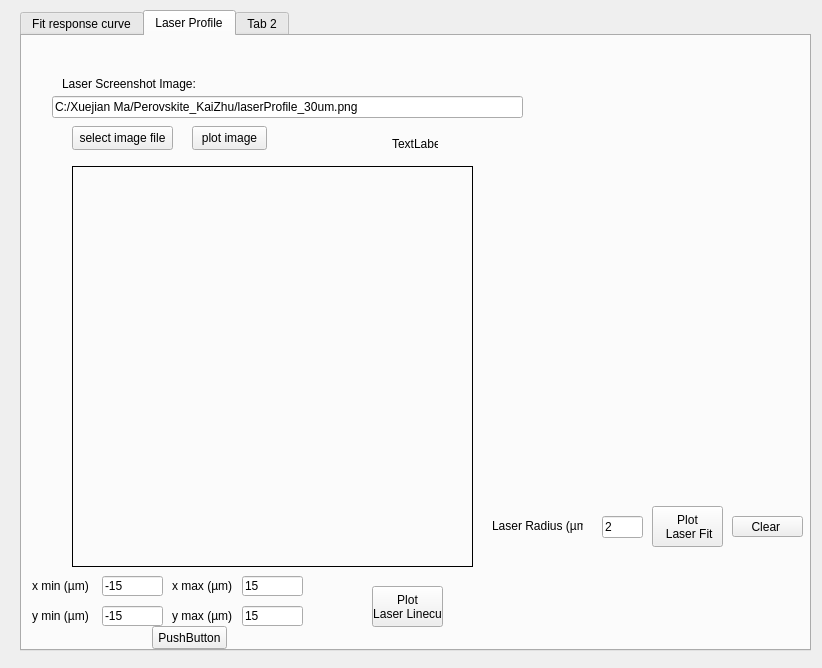
xuejianma/LabTools, file DiffusionAnalysis/form.ui: the form before one commit.
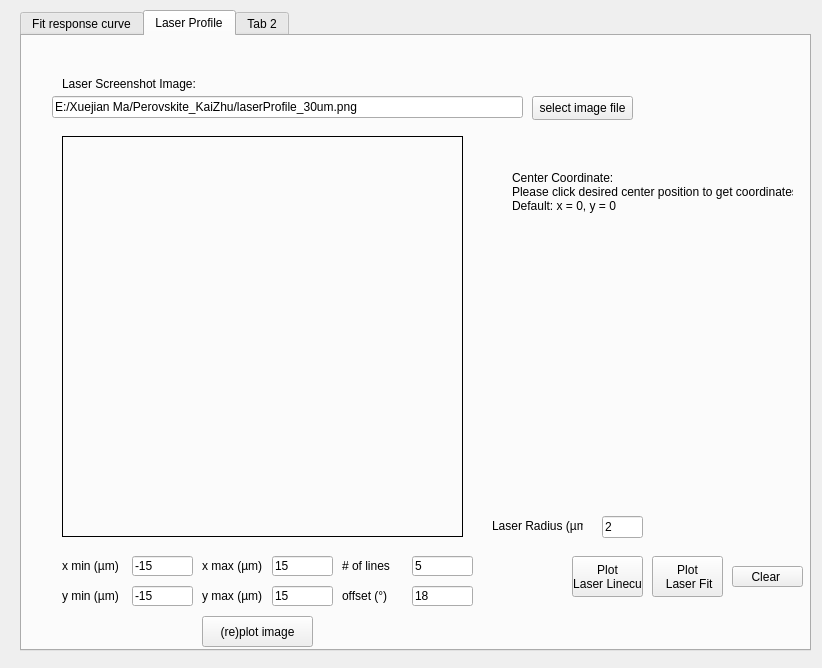
The form after the commit. Icons and pictures are not drawn. Custom widgets are drawn as their Qt base class.

```diff
--- a/DiffusionAnalysis/form.ui
+++ b/DiffusionAnalysis/form.ui
@@ -406,7 +406,7 @@
       </rect>
      </property>
      <property name="text">
-      <string>C:/Xuejian Ma/Perovskite_KaiZhu/laserProfile_30um.png</string>
+      <string>E:/Xuejian Ma/Perovskite_KaiZhu/laserProfile_30um.png</string>
      </property>
      <property name="placeholderText">
       <string>eg: ~/laserSpot.png</string>
@@ -415,8 +415,8 @@
     <widget class="QPushButton" name="pushButton_laserScreenshot">
      <property name="geometry">
       <rect>
-       <x>50</x>
-       <y>90</y>
+       <x>510</x>
+       <y>60</y>
        <width>101</width>
        <height>24</height>
       </rect>
@@ -468,7 +468,7 @@
      <property name="geometry">
       <rect>
        <x>630</x>
-       <y>470</y>
+       <y>520</y>
        <width>71</width>
        <height>41</height>
       </rect>
@@ -482,7 +482,7 @@
      <property name="geometry">
       <rect>
        <x>710</x>
-       <y>480</y>
+       <y>530</y>
        <width>71</width>
        <height>21</height>
       </rect>
@@ -494,34 +494,36 @@
     <widget class="QPushButton" name="pushButton_plotImage">
      <property name="geometry">
       <rect>
-       <x>170</x>
-       <y>90</y>
-       <width>75</width>
-       <height>24</height>
+       <x>180</x>
+       <y>580</y>
+       <width>111</width>
+       <height>31</height>
       </rect>
      </property>
      <property name="text">
-      <string>plot image</string>
+      <string>(re)plot image</string>
      </property>
     </widget>
     <widget class="QLabel" name="label_center">
      <property name="geometry">
       <rect>
-       <x>370</x>
-       <y>100</y>
-       <width>46</width>
-       <height>16</height>
-      </rect>
-     </property>
-     <property name="text">
-      <string>TextLabel</string>
-     </property>
-    </widget>
-    <widget class="LabelDots" name="label_laserScreenshot">
-     <property name="geometry">
-      <rect>
-       <x>50</x>
+       <x>490</x>
        <y>130</y>
+       <width>281</width>
+       <height>51</height>
+      </rect>
+     </property>
+     <property name="text">
+      <string>Center Coordinate:
+Please click desired center position to get coordinates
+Default: x = 0, y = 0</string>
+     </property>
+    </widget>
+    <widget class="LabelDots" name="label_laserScreenshot">
+     <property name="geometry">
+      <rect>
+       <x>40</x>
+       <y>100</y>
        <width>401</width>
        <height>401</height>
       </rect>
@@ -536,8 +538,8 @@
     <widget class="QPushButton" name="pushButton_laserLinecut">
      <property name="geometry">
       <rect>
-       <x>350</x>
-       <y>550</y>
+       <x>550</x>
+       <y>520</y>
        <width>71</width>
        <height>41</height>
       </rect>
@@ -550,8 +552,8 @@
     <widget class="QLabel" name="label_xmin">
      <property name="geometry">
       <rect>
-       <x>10</x>
-       <y>540</y>
+       <x>40</x>
+       <y>520</y>
        <width>61</width>
        <height>20</height>
       </rect>
@@ -563,8 +565,8 @@
     <widget class="QLineEdit" name="lineEdit_xmin">
      <property name="geometry">
       <rect>
-       <x>80</x>
-       <y>540</y>
+       <x>110</x>
+       <y>520</y>
        <width>61</width>
        <height>20</height>
       </rect>
@@ -576,8 +578,8 @@
     <widget class="QLineEdit" name="lineEdit_xmax">
      <property name="geometry">
       <rect>
-       <x>220</x>
-       <y>540</y>
+       <x>250</x>
+       <y>520</y>
        <width>61</width>
        <height>20</height>
       </rect>
@@ -589,8 +591,8 @@
     <widget class="QLabel" name="label_xmax">
      <property name="geometry">
       <rect>
-       <x>150</x>
-       <y>540</y>
+       <x>180</x>
+       <y>520</y>
        <width>61</width>
        <height>20</height>
       </rect>
@@ -602,8 +604,8 @@
     <widget class="QLabel" name="label_ymax">
      <property name="geometry">
       <rect>
-       <x>150</x>
-       <y>570</y>
+       <x>180</x>
+       <y>550</y>
        <width>61</width>
        <height>20</height>
       </rect>
@@ -615,8 +617,8 @@
     <widget class="QLineEdit" name="lineEdit_ymin">
      <property name="geometry">
       <rect>
-       <x>80</x>
-       <y>570</y>
+       <x>110</x>
+       <y>550</y>
        <width>61</width>
        <height>20</height>
       </rect>
@@ -628,8 +630,8 @@
     <widget class="QLineEdit" name="lineEdit_ymax">
      <property name="geometry">
       <rect>
-       <x>220</x>
-       <y>570</y>
+       <x>250</x>
+       <y>550</y>
        <width>61</width>
        <height>20</height>
       </rect>
@@ -641,8 +643,8 @@
     <widget class="QLabel" name="label_ymin">
      <property name="geometry">
       <rect>
-       <x>10</x>
-       <y>570</y>
+       <x>40</x>
+       <y>550</y>
        <width>61</width>
        <height>20</height>
       </rect>
@@ -651,17 +653,56 @@
       <string>y min (µm)</string>
      </property>
     </widget>
-    <widget class="QPushButton" name="pushButton">
+    <widget class="QLineEdit" name="lineEdit_offset">
      <property name="geometry">
       <rect>
-       <x>130</x>
-       <y>590</y>
-       <width>75</width>
-       <height>23</height>
+       <x>390</x>
+       <y>550</y>
+       <width>61</width>
+       <height>20</height>
       </rect>
      </property>
      <property name="text">
-      <string>PushButton</string>
+      <string>18</string>
+     </property>
+    </widget>
+    <widget class="QLabel" name="label_offset">
+     <property name="geometry">
+      <rect>
+       <x>320</x>
+       <y>550</y>
+       <width>61</width>
+       <height>20</height>
+      </rect>
+     </property>
+     <property name="text">
+      <string>offset (°)</string>
+     </property>
+    </widget>
+    <widget class="QLineEdit" name="lineEdit_angleSteps">
+     <property name="geometry">
+      <rect>
+       <x>390</x>
+       <y>520</y>
+       <width>61</width>
+       <height>20</height>
+      </rect>
+     </property>
+     <property name="text">
+      <string>5</string>
+     </property>
+    </widget>
+    <widget class="QLabel" name="label_angleSteps">
+     <property name="geometry">
+      <rect>
+       <x>320</x>
+       <y>520</y>
+       <width>61</width>
+       <height>20</height>
+      </rect>
+     </property>
+     <property name="text">
+      <string># of lines</string>
      </property>
     </widget>
    </widget>
```
